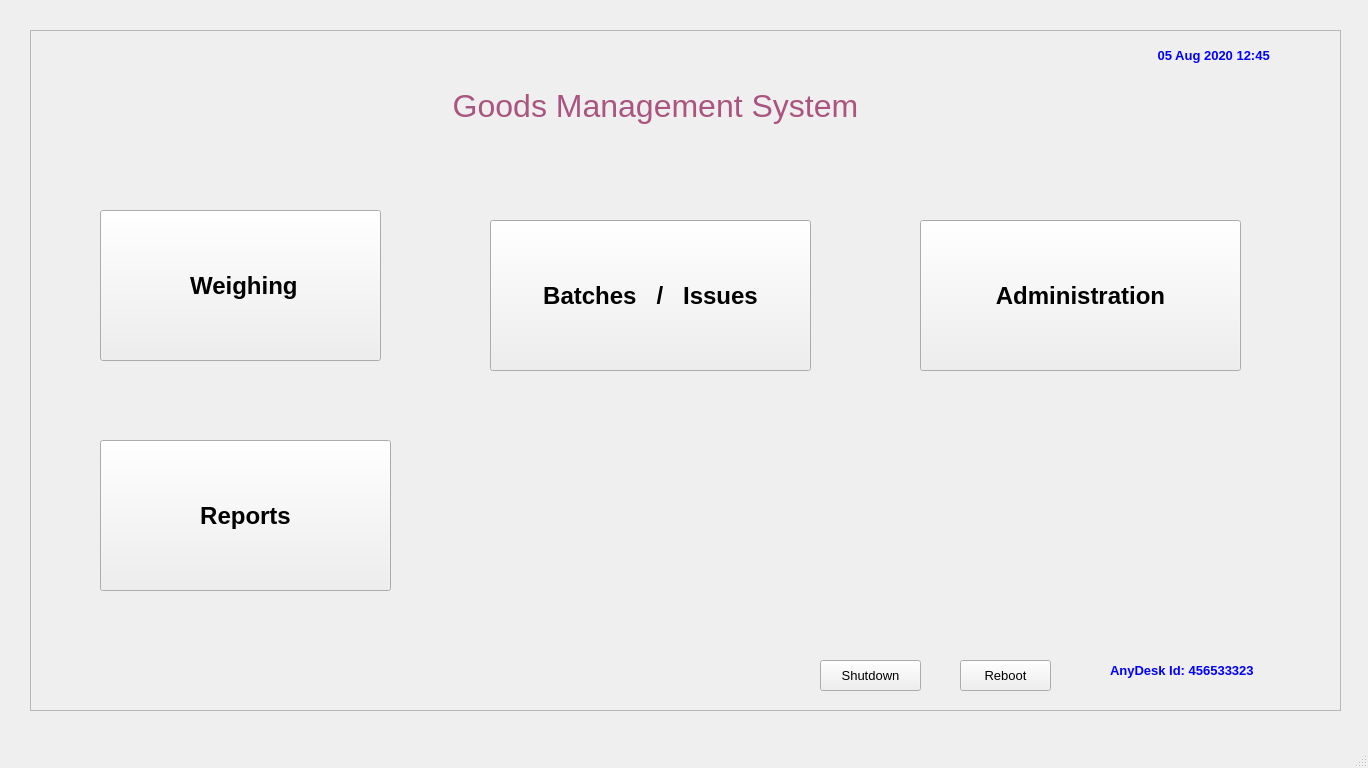
Above: FCI/ui/fci_01_main.ui from sanjaymanegit/testRepo before the change. Below: the same form after it.
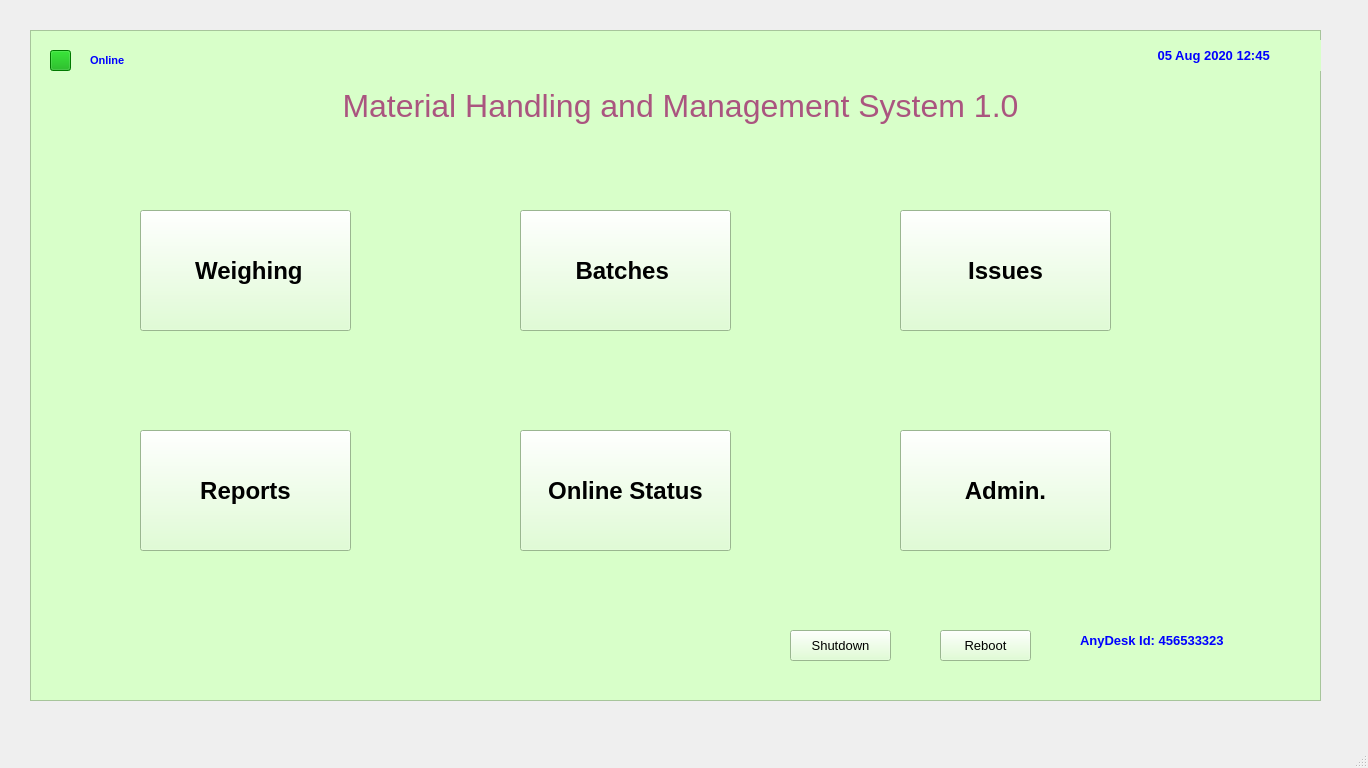
That is the form after the change.

The edit to the form file:
```diff
--- a/FCI/ui/fci_01_main.ui
+++ b/FCI/ui/fci_01_main.ui
@@ -25,10 +25,13 @@
      <rect>
       <x>30</x>
       <y>30</y>
-      <width>1311</width>
-      <height>681</height>
+      <width>1291</width>
+      <height>671</height>
      </rect>
     </property>
+    <property name="styleSheet">
+     <string notr="true">background-color: rgb(216, 255, 201);</string>
+    </property>
     <property name="frameShape">
      <enum>QFrame::StyledPanel</enum>
     </property>
@@ -38,15 +41,15 @@
     <widget class="QPushButton" name="pushButton">
      <property name="geometry">
       <rect>
-       <x>70</x>
+       <x>110</x>
        <y>180</y>
-       <width>281</width>
-       <height>151</height>
+       <width>211</width>
+       <height>121</height>
       </rect>
      </property>
      <property name="font">
       <font>
-       <family>MS Sans Serif</family>
+       <family>MS Shell Dlg 2</family>
        <pointsize>18</pointsize>
        <weight>75</weight>
        <bold>true</bold>
@@ -59,51 +62,51 @@
     <widget class="QPushButton" name="pushButton_3">
      <property name="geometry">
       <rect>
-       <x>890</x>
-       <y>190</y>
-       <width>321</width>
-       <height>151</height>
+       <x>870</x>
+       <y>400</y>
+       <width>211</width>
+       <height>121</height>
       </rect>
      </property>
      <property name="font">
       <font>
-       <family>MS Sans Serif</family>
+       <family>MS Shell Dlg 2</family>
        <pointsize>18</pointsize>
        <weight>75</weight>
        <bold>true</bold>
       </font>
      </property>
      <property name="text">
-      <string>Administration</string>
+      <string>Admin.</string>
      </property>
     </widget>
     <widget class="QPushButton" name="pushButton_4">
      <property name="geometry">
       <rect>
-       <x>460</x>
-       <y>190</y>
-       <width>321</width>
-       <height>151</height>
+       <x>490</x>
+       <y>180</y>
+       <width>211</width>
+       <height>121</height>
       </rect>
      </property>
      <property name="font">
       <font>
-       <family>MS Sans Serif</family>
+       <family>MS Shell Dlg 2</family>
        <pointsize>18</pointsize>
        <weight>75</weight>
        <bold>true</bold>
       </font>
      </property>
      <property name="text">
-      <string>Batches   /   Issues</string>
+      <string>Batches </string>
      </property>
     </widget>
     <widget class="QLabel" name="label">
      <property name="geometry">
       <rect>
-       <x>350</x>
+       <x>290</x>
        <y>30</y>
-       <width>551</width>
+       <width>721</width>
        <height>91</height>
       </rect>
      </property>
@@ -116,7 +119,7 @@
       <string notr="true">color: rgb(170, 85, 127);</string>
      </property>
      <property name="text">
-      <string>Goods Management System</string>
+      <string>Material Handling and Management System 1.0</string>
      </property>
      <property name="alignment">
       <set>Qt::AlignCenter</set>
@@ -133,7 +136,7 @@
      </property>
      <property name="font">
       <font>
-       <family>MS Sans Serif</family>
+       <family>MS Shell Dlg 2</family>
        <pointsize>10</pointsize>
        <weight>75</weight>
        <bold>true</bold>
@@ -153,15 +156,15 @@
     <widget class="QPushButton" name="pushButton_2">
      <property name="geometry">
       <rect>
-       <x>790</x>
-       <y>630</y>
+       <x>760</x>
+       <y>600</y>
        <width>101</width>
        <height>31</height>
       </rect>
      </property>
      <property name="font">
       <font>
-       <family>MS Sans Serif</family>
+       <family>MS Shell Dlg 2</family>
        <pointsize>10</pointsize>
        <weight>50</weight>
        <bold>false</bold>
@@ -174,15 +177,15 @@
     <widget class="QPushButton" name="pushButton_5">
      <property name="geometry">
       <rect>
-       <x>930</x>
-       <y>630</y>
+       <x>910</x>
+       <y>600</y>
        <width>91</width>
        <height>31</height>
       </rect>
      </property>
      <property name="font">
       <font>
-       <family>MS Sans Serif</family>
+       <family>MS Shell Dlg 2</family>
        <pointsize>10</pointsize>
        <weight>50</weight>
        <bold>false</bold>
@@ -195,15 +198,15 @@
     <widget class="QLabel" name="label_21">
      <property name="geometry">
       <rect>
-       <x>1080</x>
-       <y>620</y>
+       <x>1050</x>
+       <y>590</y>
        <width>171</width>
        <height>41</height>
       </rect>
      </property>
      <property name="font">
       <font>
-       <family>MS Sans Serif</family>
+       <family>MS Shell Dlg 2</family>
        <pointsize>10</pointsize>
        <weight>75</weight>
        <bold>true</bold>
@@ -223,15 +226,15 @@
     <widget class="QPushButton" name="pushButton_6">
      <property name="geometry">
       <rect>
-       <x>70</x>
-       <y>410</y>
-       <width>291</width>
-       <height>151</height>
+       <x>110</x>
+       <y>400</y>
+       <width>211</width>
+       <height>121</height>
       </rect>
      </property>
      <property name="font">
       <font>
-       <family>MS Sans Serif</family>
+       <family>MS Shell Dlg 2</family>
        <pointsize>18</pointsize>
        <weight>75</weight>
        <bold>true</bold>
@@ -241,6 +244,92 @@
       <string>Reports</string>
      </property>
     </widget>
+    <widget class="QPushButton" name="pushButton_7">
+     <property name="geometry">
+      <rect>
+       <x>870</x>
+       <y>180</y>
+       <width>211</width>
+       <height>121</height>
+      </rect>
+     </property>
+     <property name="font">
+      <font>
+       <family>MS Shell Dlg 2</family>
+       <pointsize>18</pointsize>
+       <weight>75</weight>
+       <bold>true</bold>
+      </font>
+     </property>
+     <property name="text">
+      <string>Issues</string>
+     </property>
+    </widget>
+    <widget class="QPushButton" name="pushButton_9">
+     <property name="geometry">
+      <rect>
+       <x>490</x>
+       <y>400</y>
+       <width>211</width>
+       <height>121</height>
+      </rect>
+     </property>
+     <property name="font">
+      <font>
+       <family>MS Shell Dlg 2</family>
+       <pointsize>18</pointsize>
+       <weight>75</weight>
+       <bold>true</bold>
+      </font>
+     </property>
+     <property name="text">
+      <string>Online Status</string>
+     </property>
+    </widget>
+    <widget class="QToolButton" name="toolButton">
+     <property name="geometry">
+      <rect>
+       <x>20</x>
+       <y>20</y>
+       <width>21</width>
+       <height>21</height>
+      </rect>
+     </property>
+     <property name="styleSheet">
+      <string notr="true">background-color: rgb(0, 170, 0);</string>
+     </property>
+     <property name="text">
+      <string/>
+     </property>
+    </widget>
+    <widget class="QLabel" name="label_22">
+     <property name="geometry">
+      <rect>
+       <x>60</x>
+       <y>20</y>
+       <width>61</width>
+       <height>21</height>
+      </rect>
+     </property>
+     <property name="font">
+      <font>
+       <family>MS Shell Dlg 2</family>
+       <pointsize>8</pointsize>
+       <weight>75</weight>
+       <bold>true</bold>
+       <underline>false</underline>
+      </font>
+     </property>
+     <property name="styleSheet">
+      <string notr="true">color: rgb(0, 0, 255);</string>
+     </property>
+     <property name="text">
+      <string>Online</string>
+     </property>
+     <property name="alignment">
+      <set>Qt::AlignLeading|Qt::AlignLeft|Qt::AlignVCenter</set>
+     </property>
+    </widget>
    </widget>
   </widget>
   <widget class="QMenuBar" name="menubar">
```
